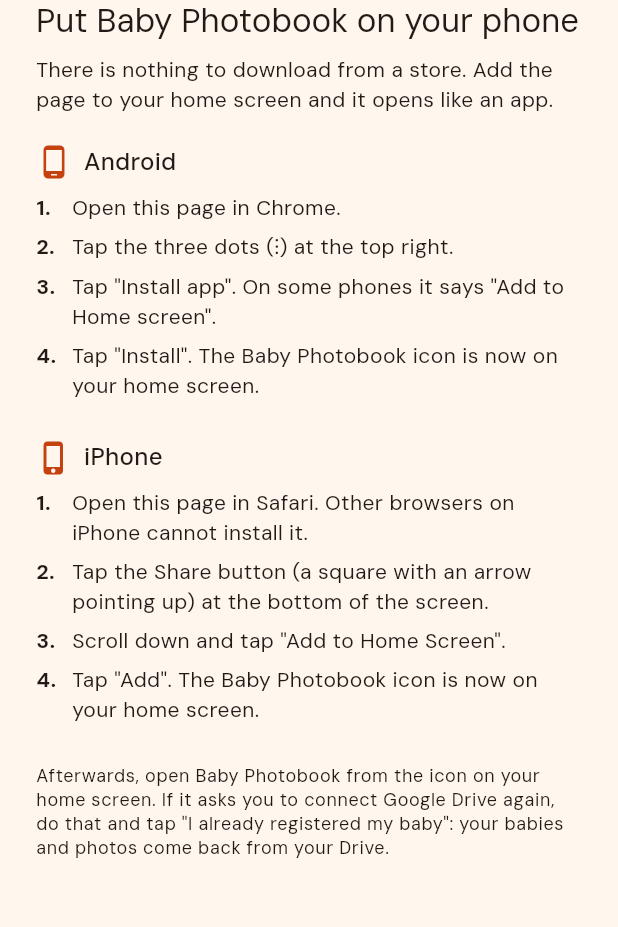
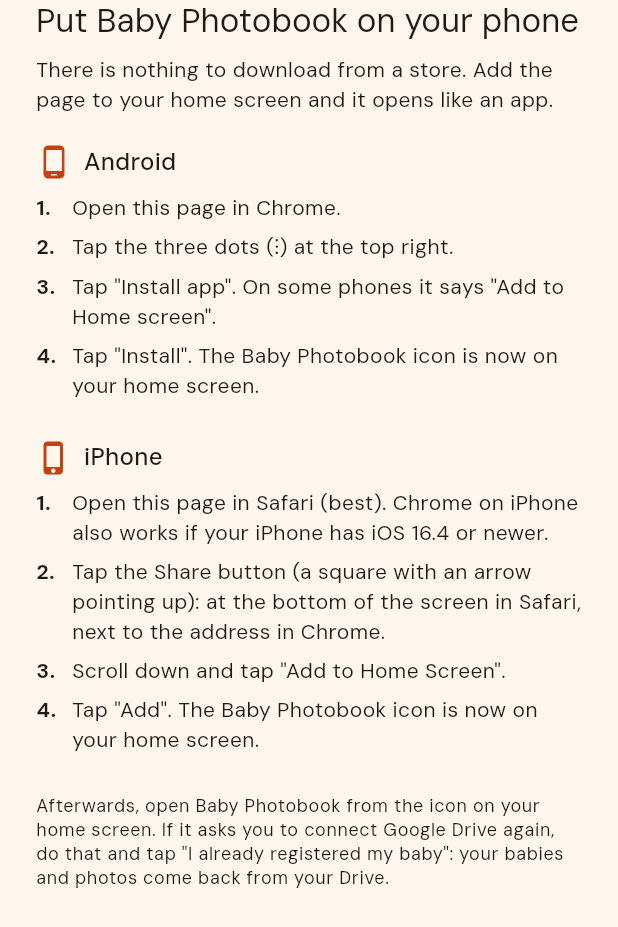
Before and after one commit to claudexpro1/baby-growth-photobook, a Flutter app: the InstallSteps widget shown alone on an empty page, opened directly, on a phone screen of 412 x 824 dp. Shown: the top 927 px of the screen. Run offline on Flutter 3.47's test engine with Material 3 defaults, Android fonts, the phone set to English and light mode, and no system bars; our stand-ins replace flutter_riverpod, google_sign_in, image_picker, pdf, share_plus, web; missing offline and left inert: dart:js_interop, dart:ui_web, googleapis, idb_shim.

Commit message:
Install sheet: Chrome on iPhone (iOS 16.4+) also works
Co-Authored-By: Claude Sonnet 5.5 <noreply@anthropic.com>
Claude-Session: https://claude.ai/code/session_014VeqUF21r9nfBCH4CWxMuj

```diff
--- a/lib/features/common/install_sheet.dart
+++ b/lib/features/common/install_sheet.dart
@@ -15,9 +15,10 @@ class InstallSteps extends StatelessWidget {
     title: 'iPhone',
     icon: Icons.phone_iphone,
     steps: [
-      'Open this page in Safari. Other browsers on iPhone cannot install it.',
-      'Tap the Share button (a square with an arrow pointing up) at the '
-          'bottom of the screen.',
+      'Open this page in Safari (best). Chrome on iPhone also works if your '
+          'iPhone has iOS 16.4 or newer.',
+      'Tap the Share button (a square with an arrow pointing up): at the '
+          'bottom of the screen in Safari, next to the address in Chrome.',
       'Scroll down and tap "Add to Home Screen".',
       'Tap "Add". The Baby Photobook icon is now on your home screen.',
     ],
```
